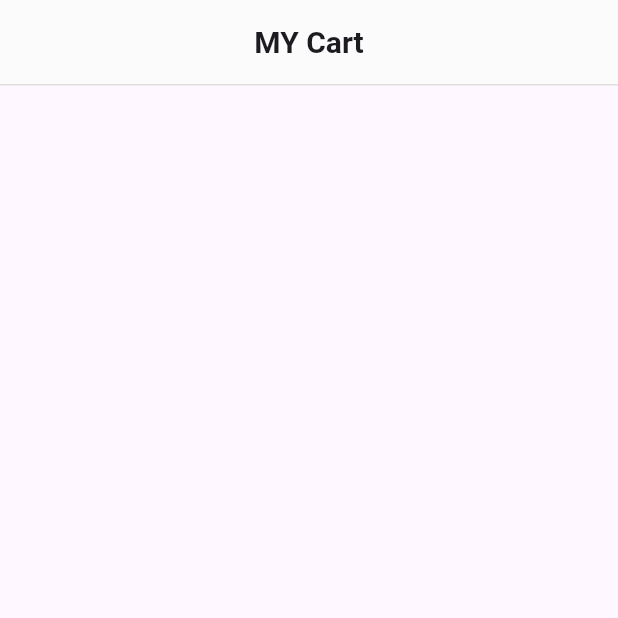
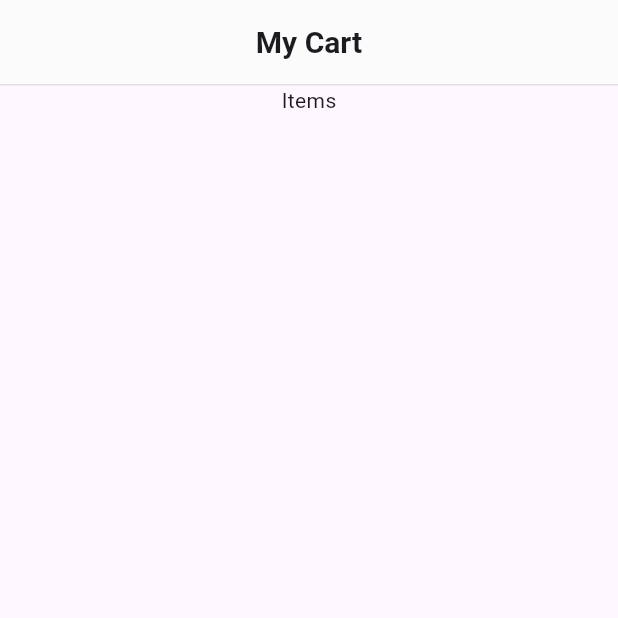
Before and after one commit to manikanta232005/recensmart, a Flutter app: the screen it shows after launch, item 3 of the bottom bar chosen, on a phone screen of 412 x 824 dp, the top half of it. Run offline on Flutter 3.47's test engine with Material 3 defaults, Android fonts, the phone set to English and light mode, and no system bars.

Commit message:
new changes

```diff
--- a/lib/cartscreen.dart
+++ b/lib/cartscreen.dart
@@ -6,7 +6,7 @@ class CartScreen extends StatelessWidget {
     children: [
       AppBar(title:
        Center(
-         child: const Text('MY Cart',
+         child: const Text('My Cart',
          style: TextStyle(
           fontSize: 20,
           fontWeight: FontWeight.bold),
@@ -21,6 +21,7 @@ class CartScreen extends StatelessWidget {
             thickness: 1,
             color: Color(0xFFE0E0E0), // light grey border
           ),
+          Center(child: Text("Items"),)
     ],
   ),
  );
--- a/lib/homescreen.dart
+++ b/lib/homescreen.dart
@@ -21,7 +21,7 @@ class HomeScreen extends StatelessWidget {
         itemBuilder: (context, index) {
           final Product product = products[index];
 
-          return Card(
+          return  Card(
             elevation: 3,
             shape: RoundedRectangleBorder(
               borderRadius: BorderRadius.circular(12),
--- a/lib/productsdata/products.dart
+++ b/lib/productsdata/products.dart
@@ -10,7 +10,7 @@ final List<Product> products = [
   Product(
     name: 'Tomatoes',
     price: '\$3.50',
-    imagePath: 'assets/images/tomatos.jpg',
+    imagePath: 'assets/images/tomatoes.png',
   ),
   Product(
     name: 'Onions',
--- a/pubspec.yaml
+++ b/pubspec.yaml
@@ -61,7 +61,7 @@ flutter:
   assets:
    - assets/images/carrots.jpg
    - assets/images/onions.webp
-   - assets/images/tomatos.jpg
+   - assets/images/tomatoes.png
    - assets/images/greenchilli.avif
    - assets/images/potatoes.jpg
    - assets/images/bendakaya.jpg
```
Also changed, not shown: assets/images/tomatoes.png (added), assets/images/tomatos.jpg (deleted).
